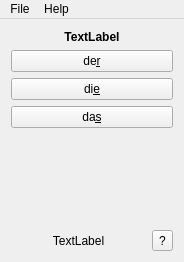
Before: the Qt Designer form mainwindow.ui in lawand/gngt, drawn with Qt 5.
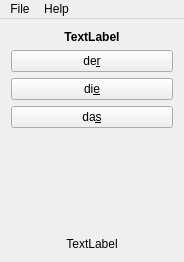
After: the same form once the commit is applied.

Commit message: removed the about button and the slot that was connected to it

What changed in the file:
```diff
--- a/mainwindow.ui
+++ b/mainwindow.ui
@@ -66,8 +66,6 @@
      </spacer>
     </item>
     <item>
-     <layout class="QHBoxLayout" name="horizontalLayout">
-      <item>
        <widget class="QLabel" name="numberOfNounsLabel">
         <property name="text">
          <string>TextLabel</string>
@@ -76,15 +74,6 @@
          <set>Qt::AlignCenter</set>
         </property>
        </widget>
-      </item>
-      <item>
-       <widget class="QToolButton" name="aboutToolButton">
-        <property name="text">
-         <string>?</string>
-        </property>
-       </widget>
-      </item>
-     </layout>
     </item>
    </layout>
   </widget>
```
Lines whose indentation alone changed are shown as unchanged. The commit also changes 2 other files.
